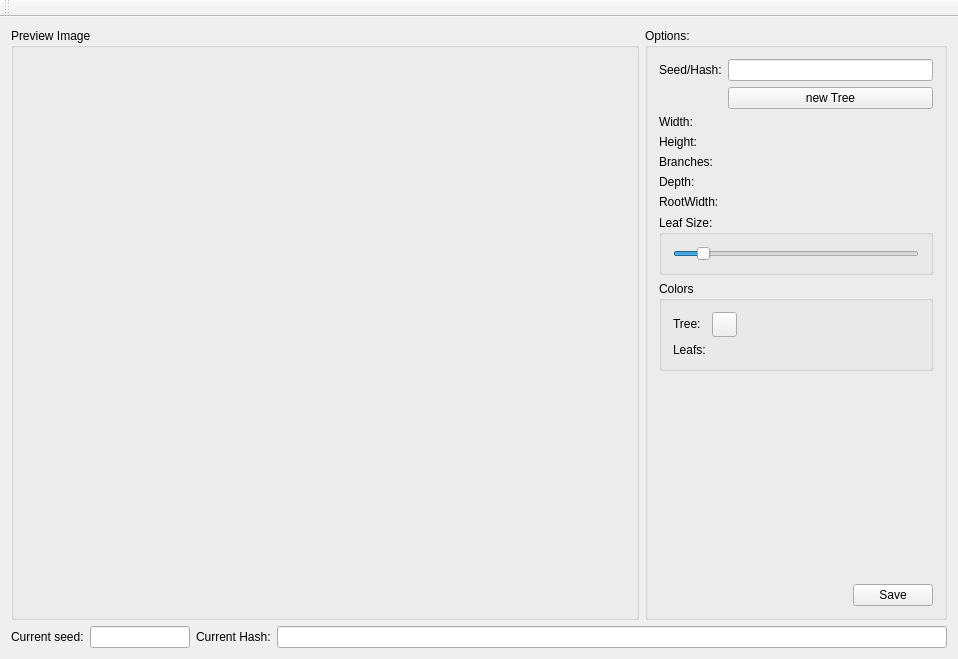
This is FractalTree.ui in Indidev/FractalTree as Qt 5 draws it before an edit. The edited form follows.
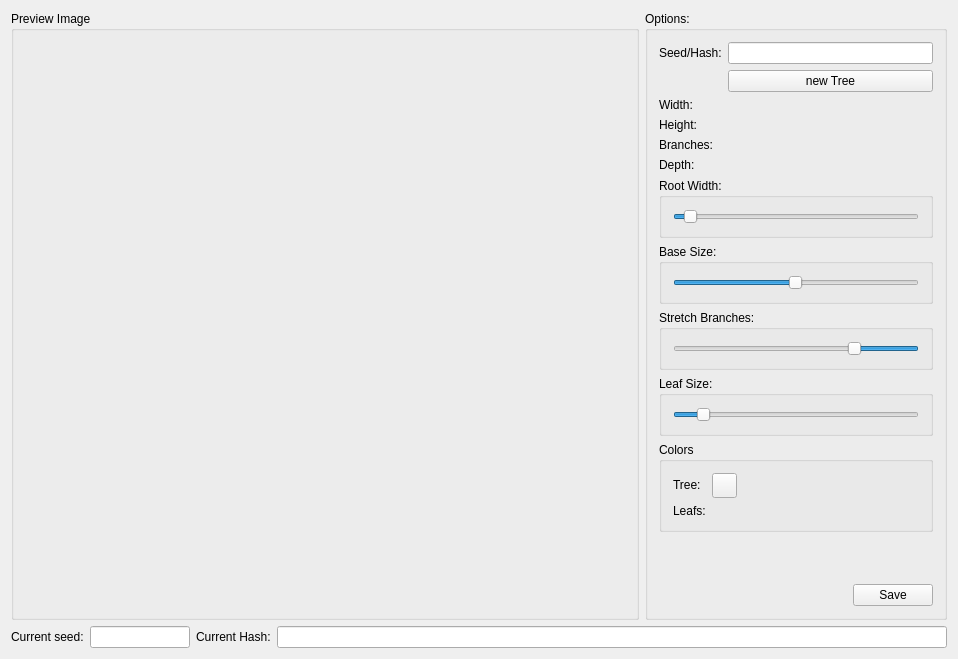
This is the edited form. Icons and pictures are not drawn.

Commit message: added option for base size as well as for stretching branches

```diff
--- a/FractalTree.ui
+++ b/FractalTree.ui
@@ -120,15 +120,92 @@
                </property>
               </widget>
              </item>
-             <item row="6" column="0">
-              <widget class="QLabel" name="label_5">
-               <property name="text">
-                <string>RootWidth:</string>
-               </property>
-              </widget>
-             </item>
             </layout>
            </item>
+           <item>
+            <widget class="QGroupBox" name="groupBox_5">
+             <property name="title">
+              <string>Root Width:</string>
+             </property>
+             <layout class="QGridLayout" name="gridLayout_6">
+              <item row="0" column="0">
+               <widget class="QSlider" name="rootWidth">
+                <property name="minimumSize">
+                 <size>
+                  <width>0</width>
+                  <height>0</height>
+                 </size>
+                </property>
+                <property name="minimum">
+                 <number>1</number>
+                </property>
+                <property name="maximum">
+                 <number>200</number>
+                </property>
+                <property name="value">
+                 <number>10</number>
+                </property>
+                <property name="orientation">
+                 <enum>Qt::Horizontal</enum>
+                </property>
+               </widget>
+              </item>
+             </layout>
+            </widget>
+           </item>
+           <item>
+            <widget class="QGroupBox" name="groupBox_7">
+             <property name="title">
+              <string>Base Size:</string>
+             </property>
+             <layout class="QGridLayout" name="gridLayout_8">
+              <item row="0" column="0">
+               <widget class="QSlider" name="basSize">
+                <property name="minimum">
+                 <number>1</number>
+                </property>
+                <property name="maximum">
+                 <number>200</number>
+                </property>
+                <property name="value">
+                 <number>100</number>
+                </property>
+                <property name="orientation">
+                 <enum>Qt::Horizontal</enum>
+                </property>
+               </widget>
+              </item>
+             </layout>
+            </widget>
+           </item>
+           <item>
+            <widget class="QGroupBox" name="groupBox_6">
+             <property name="title">
+              <string>Stretch Branches:</string>
+             </property>
+             <layout class="QGridLayout" name="gridLayout_7">
+              <item row="0" column="0">
+               <widget class="QSlider" name="branchStretch">
+                <property name="minimum">
+                 <number>1</number>
+                </property>
+                <property name="maximum">
+                 <number>400</number>
+                </property>
+                <property name="value">
+                 <number>100</number>
+                </property>
+                <property name="orientation">
+                 <enum>Qt::Horizontal</enum>
+                </property>
+                <property name="invertedAppearance">
+                 <bool>true</bool>
+                </property>
+               </widget>
+              </item>
+             </layout>
+            </widget>
+           </item>
            <item>
             <widget class="QGroupBox" name="groupBox_3">
              <property name="title">
@@ -327,14 +404,6 @@
     </item>
    </layout>
   </widget>
-  <widget class="QToolBar" name="mainToolBar">
-   <attribute name="toolBarArea">
-    <enum>TopToolBarArea</enum>
-   </attribute>
-   <attribute name="toolBarBreak">
-    <bool>false</bool>
-   </attribute>
-  </widget>
  </widget>
  <layoutdefault spacing="6" margin="11"/>
  <resources/>
```
The commit also changes 3 other files.
